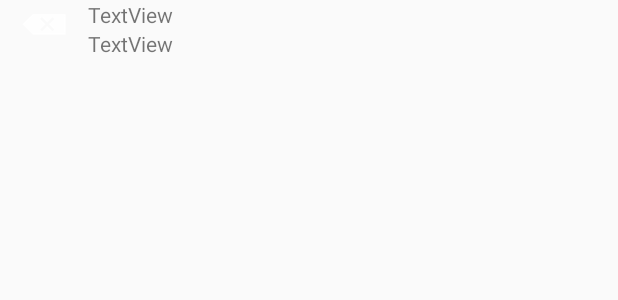
After one commit to lukeludlow/FamilyMap, an Android app: the layout list_item_search.xml on its own in the app's theme, with its tools: preview values and no code run, on a phone screen of 412 x 824 dp. The commit adds this screen. Shown: the top 300 px of the screen. Run offline under Robolectric (Android 15) with nearby library versions, the phone set to English and light mode, and no system bars.

Commit message:
search fragment, recycler view, view holder, and adapter

```diff
--- a/app/build.gradle
+++ b/app/build.gradle
@@ -59,4 +59,5 @@ dependencies {
     implementation 'org.junit.jupiter:junit-jupiter-api:5.4.0'
     implementation 'com.google.android.gms:play-services-maps:11.0.4'
     implementation 'com.google.android.gms:play-services-location:11.0.4'
+    implementation 'com.android.support:recyclerview-v7:28.0.0'
 }
--- a/app/src/main/java/dev/lukel/familymap/ui/SettingsActivity.java
+++ /dev/null
@@ -1,4 +0,0 @@
-package dev.lukel.familymap.ui;
-
-public class SettingsActivity {
-}
--- /dev/null
+++ b/app/src/main/res/layout/list_item_search.xml
@@ -0,0 +1,36 @@
+<?xml version="1.0" encoding="utf-8"?>
+
+<LinearLayout xmlns:android="http://schemas.android.com/apk/res/android"
+    xmlns:app="http://schemas.android.com/apk/res-auto"
+    android:orientation="horizontal" android:layout_width="match_parent"
+    android:layout_height="match_parent">
+
+
+    <ImageView
+        android:id="@+id/imageView"
+        android:layout_width="0dp"
+        android:layout_height="wrap_content"
+        android:layout_weight="1"
+        app:srcCompat="@android:drawable/ic_input_delete" />
+
+   <LinearLayout
+       android:layout_width="wrap_content"
+       android:layout_height="wrap_content"
+       android:orientation="vertical"
+       android:layout_weight="5" >
+
+       <TextView
+           android:id="@+id/textView"
+           android:layout_width="match_parent"
+           android:layout_height="wrap_content"
+           android:text="TextView" />
+
+       <TextView
+           android:id="@+id/textView2"
+           android:layout_width="match_parent"
+           android:layout_height="wrap_content"
+           android:text="TextView" />
+
+   </LinearLayout>
+
+</LinearLayout>
--- a/app/src/main/res/values/strings.xml
+++ b/app/src/main/res/values/strings.xml
@@ -18,4 +18,7 @@
     <string name="menu_filter">filter</string>
     <string name="menu_settings">settings</string>
 
+    <!-- TODO: Remove or change this placeholder text -->
+    <string name="hello_blank_fragment">Hello blank fragment</string>
+
 </resources>
```
Also changed, not shown: app/src/main/AndroidManifest.xml (+5 -3 lines), app/src/main/java/dev/lukel/familymap/ui/SearchActivity.java (+20 -1 lines), app/src/main/java/dev/lukel/familymap/ui/SearchFragment.java (added, +67 -0 lines), app/src/main/res/layout/activity_search.xml (added, +8 -0 lines), app/src/main/res/layout/fragment_search.xml (added, +25 -0 lines).
